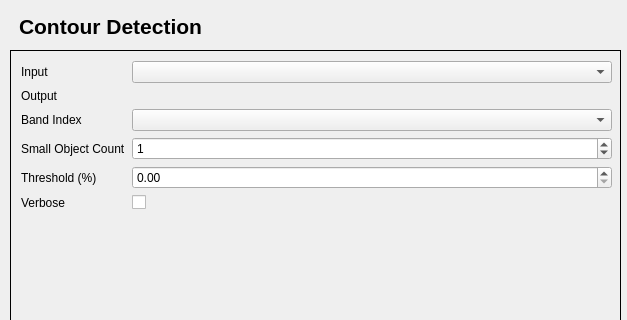
Above: shape_contour_detection/contour_detection_dialog_base.ui from AUGSignals/qgis-plugins before the change; both pictures show x 0 to 627 and y 0 to 320 of the 627 by 516 pixel window. Below: the same form after it.
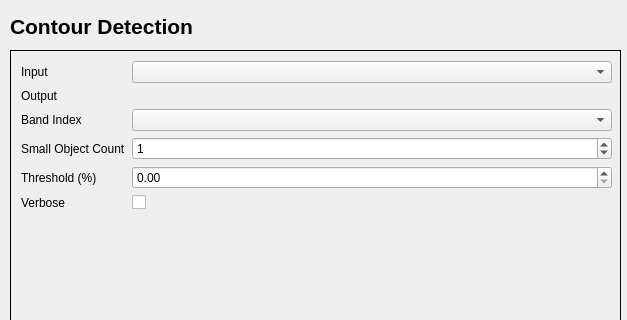
That is the form after the change. Icons and pictures are not drawn. Custom widgets are drawn as their Qt base class.

Patch:
```diff
--- a/shape_contour_detection/contour_detection_dialog_base.ui
+++ b/shape_contour_detection/contour_detection_dialog_base.ui
@@ -34,7 +34,7 @@
     <rect>
      <x>10</x>
      <y>10</y>
-     <width>201</width>
+     <width>601</width>
      <height>33</height>
     </rect>
    </property>
@@ -46,7 +46,7 @@
 &lt;p style=&quot; margin-top:0px; margin-bottom:0px; margin-left:0px; margin-right:0px; -qt-block-indent:0; text-indent:0px;&quot;&gt;&lt;span style=&quot; font-size:16pt; font-weight:600;&quot;&gt;Contour Detection&lt;/span&gt;&lt;/p&gt;&lt;/body&gt;&lt;/html&gt;</string>
    </property>
    <property name="alignment">
-    <set>Qt::AlignCenter</set>
+    <set>Qt::AlignLeading|Qt::AlignLeft|Qt::AlignVCenter</set>
    </property>
   </widget>
   <widget class="QStackedWidget" name="stackedWidget">
```
Left out of the diff: 15 changed lines with no effect on the pictures.
